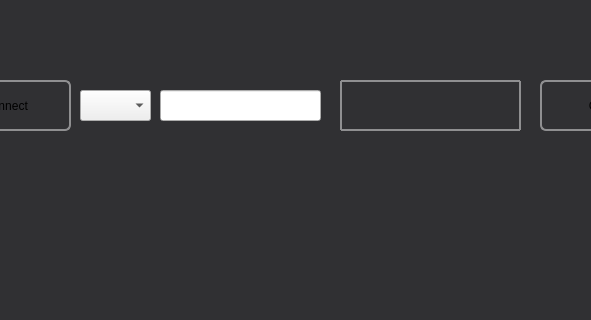
This is PiUi/serialTest.ui in andrewcollison/HighTemp as Qt 5 draws it before an edit; both pictures show x 100 to 691 and y 0 to 320 of the 800 by 480 pixel window. The edited form follows.
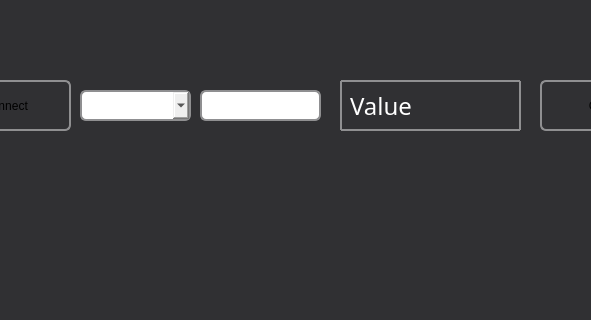
This is the edited form.

What changed in the file:
```diff
--- a/PiUi/serialTest.ui
+++ b/PiUi/serialTest.ui
@@ -45,10 +45,20 @@
       <rect>
        <x>180</x>
        <y>90</y>
-       <width>71</width>
+       <width>111</width>
        <height>31</height>
       </rect>
      </property>
+     <property name="styleSheet">
+      <string notr="true">QComboBox {
+	font: 12pt &quot;MS Shell Dlg 2&quot;;
+    border: 2px solid #8f8f91;
+    border-radius: 6px;
+    background-color: qlineargradient(x1: 0, y1: 0, x2: 0, y2: 1,
+                                      stop: 0 #f6f7fa, stop: 1 #dadbde);
+    min-width: 80px;
+}</string>
+     </property>
     </widget>
     <widget class="QPushButton" name="serial_connect_1">
      <property name="geometry">
@@ -123,12 +133,21 @@
     <widget class="QLineEdit" name="serial_input_1">
      <property name="geometry">
       <rect>
-       <x>260</x>
+       <x>300</x>
        <y>90</y>
-       <width>161</width>
+       <width>121</width>
        <height>31</height>
       </rect>
      </property>
+     <property name="styleSheet">
+      <string notr="true">QLineEdit {
+	font: 12pt &quot;MS Shell Dlg 2&quot;;
+    border: 2px solid #8f8f91;
+    border-radius: 6px;
+    background-color: #ffff;
+    min-width: 80px;
+}</string>
+     </property>
     </widget>
     <widget class="QLabel" name="s1_output">
      <property name="geometry">
@@ -141,16 +160,22 @@
      </property>
      <property name="font">
       <font>
+       <family>MS Reference Sans Serif</family>
        <pointsize>18</pointsize>
+       <weight>50</weight>
+       <italic>false</italic>
+       <bold>false</bold>
       </font>
      </property>
      <property name="styleSheet">
       <string notr="true">QLabel{
-color = #ffff;
+	color: rgb(255, 255, 255);
+	font: 18pt &quot;MS Reference Sans Serif&quot;;
+
 }</string>
      </property>
      <property name="text">
-      <string/>
+      <string>Value</string>
      </property>
     </widget>
     <widget class="QFrame" name="frame">
```
Left out of the diff: 2 changed lines with no effect on the pictures.
